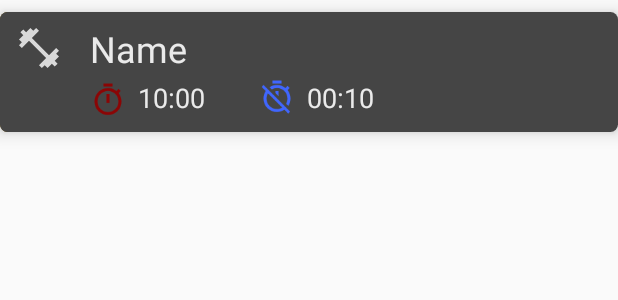
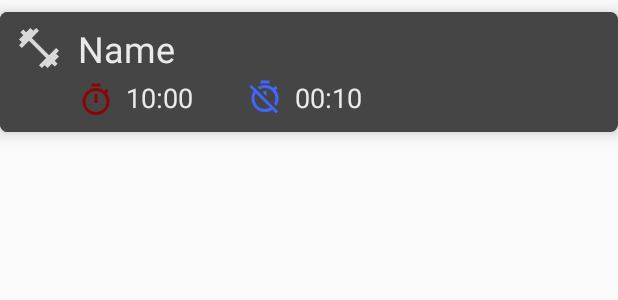
Before and after one commit to xziska02/Tabata, an Android app: the layout workout_item.xml on its own in the app's theme, with its tools: preview values and no code run, on a phone screen of 412 x 824 dp. Shown: the top 300 px of the screen. Run offline under Robolectric (Android 15) with nearby library versions, the phone set to English and light mode, and no system bars; plain views replace SwipeRevealLayout.

Commit message:
rest time bug

```diff
--- a/app/src/main/java/com/example/peter/timerjava/Timer/TimerActivity.java
+++ b/app/src/main/java/com/example/peter/timerjava/Timer/TimerActivity.java
@@ -41,7 +41,6 @@ public class TimerActivity extends AppCompatActivity implements TimerContract.Ti
     @BindView(R.id.workout_time_text)
     TextView fullTimeText;
 
-
     @Override
     protected void onCreate(Bundle savedInstanceState) {
         super.onCreate(savedInstanceState);
@@ -55,7 +54,7 @@ public class TimerActivity extends AppCompatActivity implements TimerContract.Ti
     }
 
     private void setFabPlay(){
-        FloatingActionButton fab_play = (FloatingActionButton) findViewById(R.id.fab_play);
+        FloatingActionButton fab_play = findViewById(R.id.fab_play);
         fab_play.setOnClickListener(new View.OnClickListener() {
             @Override
             public void onClick(View view) {
@@ -81,7 +80,7 @@ public class TimerActivity extends AppCompatActivity implements TimerContract.Ti
     }
 
     private void setFabStop(){
-        FloatingActionButton fab_stop = (FloatingActionButton) findViewById(R.id.fab_stop);
+        FloatingActionButton fab_stop = findViewById(R.id.fab_stop);
         fab_stop.setOnClickListener(new View.OnClickListener() {
             @Override
             public void onClick(View view) {
--- a/app/src/main/java/com/example/peter/timerjava/TrainingList/ListContract.java
+++ b/app/src/main/java/com/example/peter/timerjava/TrainingList/ListContract.java
@@ -4,7 +4,7 @@ import com.example.peter.timerjava.BaseInterface;
 
 public interface ListContract {
 
-    interface ListPresenter extends BaseInterface {
+    interface ListPresenter extends BaseInterface{
         void addNewTraining();
     }
 
--- a/app/src/main/java/com/example/peter/timerjava/TrainingList/ListViewActivity.java
+++ b/app/src/main/java/com/example/peter/timerjava/TrainingList/ListViewActivity.java
@@ -72,4 +72,9 @@ public class ListViewActivity extends AppCompatActivity implements ListContract.
         mTrainingRecycler.setLayoutManager(new LinearLayoutManager(this));
     }
 
+    @Override
+    protected void onDestroy() {
+        super.onDestroy();
+        mPresenter.finish();
+    }
 }
--- a/app/src/main/java/com/example/peter/timerjava/TrainingList/TrainingAdapter.java
+++ b/app/src/main/java/com/example/peter/timerjava/TrainingList/TrainingAdapter.java
@@ -42,8 +42,7 @@ public class TrainingAdapter extends RecyclerView.Adapter<TrainingAdapter.Custom
     public TrainingAdapter.CustomViewHolder onCreateViewHolder(@NonNull ViewGroup viewGroup, int i) {
         LayoutInflater inflater = LayoutInflater.from(mContext);
         View contactView = inflater.inflate(R.layout.workout_item, viewGroup, false);
-        CustomViewHolder viewHolder = new CustomViewHolder(contactView);
-        return viewHolder;
+        return new CustomViewHolder(contactView);
     }
 
     @Override
--- a/app/src/main/res/layout/workout_item.xml
+++ b/app/src/main/res/layout/workout_item.xml
@@ -39,7 +39,7 @@
                     android:layout_width="80dp"
                     android:layout_height="match_parent"
                     android:gravity="center"
-                    android:text="Change"
+                    android:text="@string/change"
                     android:textColor="@color/colorAccent" />
             </FrameLayout>
 
@@ -57,7 +57,7 @@
                     android:layout_width="70dp"
                     android:layout_height="match_parent"
                     android:gravity="center"
-                    android:text="Delete"
+                    android:text="@string/delete"
                     android:textColor="@color/colorAccent" />
             </FrameLayout>
         </LinearLayout>
@@ -78,16 +78,16 @@
                     android:layout_marginTop="8dp"
                     app:layout_constraintStart_toStartOf="parent"
                     app:layout_constraintTop_toTopOf="parent"
-                    app:srcCompat="@drawable/ic_fitness" />
+                    app:srcCompat="@drawable/ic_fitness"
+                    tools:ignore="VectorDrawableCompat"
+                    android:contentDescription="fitness icon" />
 
                 <TextView
                     android:id="@+id/item_text_name"
                     android:layout_width="wrap_content"
                     android:layout_height="wrap_content"
-                    android:layout_marginLeft="8dp"
-                    android:layout_marginStart="8dp"
                     android:layout_marginTop="8dp"
-                    android:text="Name"
+                    android:text="@string/name"
                     android:textColor="@color/colorAccent"
                     android:textSize="24sp"
                     app:layout_constraintStart_toEndOf="@+id/imageView5"
@@ -102,7 +102,9 @@
                     app:layout_constraintBottom_toBottomOf="parent"
                     app:layout_constraintStart_toStartOf="@+id/item_text_name"
                     app:layout_constraintTop_toBottomOf="@+id/item_text_name"
-                    card_view:srcCompat="@drawable/ic_workout" />
+                    card_view:srcCompat="@drawable/ic_workout"
+                    tools:ignore="VectorDrawableCompat"
+                    android:contentDescription="workout icon" />
 
                 <TextView
                     android:id="@+id/workout_time_text"
@@ -111,7 +113,7 @@
                     android:layout_marginBottom="8dp"
                     android:layout_marginLeft="8dp"
                     android:layout_marginStart="8dp"
-                    android:text="10:00"
+                    android:text="@string/_10_00"
                     android:textColor="@color/colorAccent"
                     android:textSize="18sp"
                     app:layout_constraintBottom_toBottomOf="@+id/imageView4"
@@ -127,7 +129,9 @@
                     android:layout_marginStart="36dp"
                     app:layout_constraintStart_toEndOf="@+id/workout_time_text"
                     app:layout_constraintTop_toTopOf="@+id/workout_time_text"
-                    card_view:srcCompat="@drawable/ic_timer_off_black_24dp" />
+                    card_view:srcCompat="@drawable/ic_timer_off_black_24dp"
+                    tools:ignore="VectorDrawableCompat"
+                    android:contentDescription="time icon" />
 
                 <TextView
                     android:id="@+id/item_rest_time_text"
@@ -135,7 +139,7 @@
                     android:layout_height="wrap_content"
                     android:layout_marginLeft="8dp"
                     android:layout_marginStart="8dp"
-                    android:text="00:10"
+                    android:text="@string/_00_10"
                     android:textColor="@color/colorAccent"
                     android:textSize="18sp"
                     app:layout_constraintBottom_toBottomOf="@+id/imageView6"
--- a/app/src/main/res/values/strings.xml
+++ b/app/src/main/res/values/strings.xml
@@ -6,4 +6,8 @@
     <string name="start">Get Ready!</string>
     <string name="rest">Rest</string>
     <string name="workingOut">Work Hard!</string>
+    <string name="change">Change</string>
+    <string name="delete">Delete</string>
+    <string name="_10_00">10:00</string>
+    <string name="_00_10">00:10</string>
 </resources>
```
Also changed, not shown: app/src/main/java/com/example/peter/timerjava/Settings/SettingPresenter.java (+4 -6 lines).
